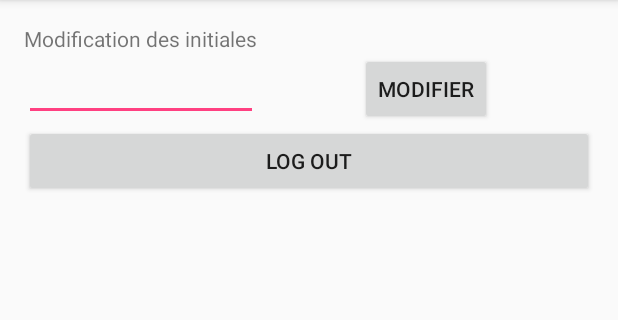
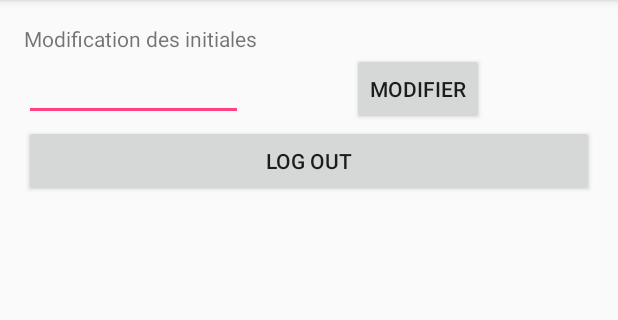
Before and after one commit to lauriencls/BigFollow, an Android app: the ActivityMenuInitiales screen opened directly, with no data from a screen before it, after a tap on "MODIFIER", on a phone screen of 412 x 824 dp, the part 84-404 px from its top. Run offline under Robolectric (Android 15) with nearby library versions, the phone set to English and light mode, and no system bars; 1 statement that could not run was skipped.

Commit message:
Fix change initials

```diff
--- a/app/src/main/java/miage/fr/gestionprojet/vues/ActivityMenuInitiales.java
+++ b/app/src/main/java/miage/fr/gestionprojet/vues/ActivityMenuInitiales.java
@@ -54,8 +54,6 @@ public class ActivityMenuInitiales  extends AppCompatActivity  {
                 DaoRessource daoRessource = new DaoRessource();
                 daoRessource.modifyInitiale(initialUtilisateur, initialesEdit.getText().toString());
                 LoggedUser.getInstance().setInitials(initialesEdit.getText().toString());
-                Toast toast = Toast.makeText(ActivityMenuInitiales.this.getBaseContext(), "Modifications effectuées, elles s'afficheront au prochain démarrage de l'application", Toast.LENGTH_LONG);
-                toast.show();
             }
         });
     }
@@ -71,4 +69,10 @@ public class ActivityMenuInitiales  extends AppCompatActivity  {
                     }
                 });
     }
+
+    @Override
+    public void onBackPressed(){
+        Intent intent = new Intent(ActivityMenuInitiales.this,ActivityGestionDesInitials.class);
+        startActivity(intent);
+    }
 }
--- a/app/src/main/res/layout/activity_menu_initiales.xml
+++ b/app/src/main/res/layout/activity_menu_initiales.xml
@@ -22,18 +22,23 @@
         android:layout_width="fill_parent"
         android:layout_below="@id/initiale_title">
 
+        <LinearLayout
+            android:layout_height="wrap_content"
+            android:layout_width="0dp"
+            android:layout_weight="0.5"
+            >
 
-        <EditText
-            android:id="@+id/initiale_edit"
-            android:layout_width="wrap_content"
-            android:layout_height="wrap_content"
-            android:layout_weight="1" />
+            <EditText
+                android:id="@+id/initiale_edit"
+                android:layout_width="fill_parent"
+                android:layout_height="wrap_content" />
+        </LinearLayout>
 
         <RelativeLayout
             android:layout_width="wrap_content"
             android:layout_height="wrap_content"
             android:orientation="horizontal"
-            android:layout_weight="1">
+            android:layout_weight="0.5">
         <Button
             android:id="@+id/initiale_edit_button"
             android:layout_width="wrap_content"
```
